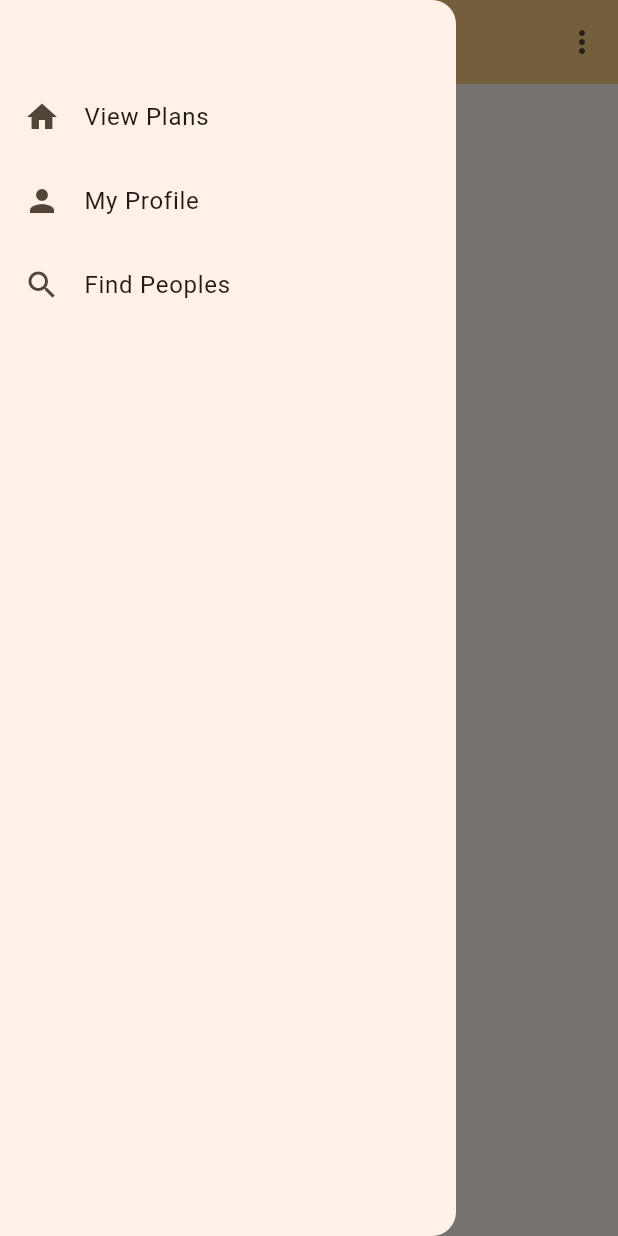
After one commit to janicethomas/TravelBuddy, a Flutter app: the ViewPlans screen opened by its route, with the side drawer open, on a phone screen of 412 x 824 dp. The commit adds this screen. Run offline on Flutter 3.47's test engine with Material 2 defaults, Android fonts, the phone set to English and light mode, and no system bars; our stand-ins replace firebase_auth, firebase_core; accounts and stored records are empty; network calls fail.

Commit message:
created popup_menu and app_drawer

```diff
--- /dev/null
+++ b/lib/app_drawer.dart
@@ -0,0 +1,46 @@
+import 'package:flutter/material.dart';
+import 'package:mynotes/routes.dart';
+
+class appDrawer extends StatelessWidget {
+  const appDrawer({Key? key}) : super(key: key);
+
+  @override
+  Widget build(BuildContext context) {
+    return Drawer(
+      child: SingleChildScrollView(
+          child:Container(
+              margin:EdgeInsets.only(top:50),
+              child:Column(children: <Widget>[
+
+                ListTile(
+                    leading:Icon(Icons.home),
+                    title: const Text("View Plans"),
+                    onTap:(){
+                      Navigator.of(context).pushNamed(viewPlansRoute);
+                    }
+                ),
+
+                ListTile(
+                    leading:Icon(Icons.person),
+                    title:Text("My Profile"),
+                    onTap:(){
+                      // My Pfofile button action
+                    }
+                ),
+
+                ListTile(
+                    leading:Icon(Icons.search),
+                    title:Text("Find Peoples"),
+                    onTap:(){
+                      // Find peoples button action
+                    }
+                )
+
+                //add more drawer menu here
+
+              ],)
+          )
+      ),
+    );
+  }
+}
--- /dev/null
+++ b/lib/popup_menu.dart
@@ -0,0 +1,62 @@
+import 'package:firebase_auth/firebase_auth.dart';
+import 'package:flutter/material.dart';
+import 'dart:developer' as devtools show log;
+
+enum MenuAction {logout}
+
+class popupMenu extends StatelessWidget {
+  const popupMenu({Key? key}) : super(key: key);
+
+  @override
+  Widget build(BuildContext context) {
+    return PopupMenuButton<MenuAction>(
+      onSelected: (value) async {
+        switch (value) {
+          case MenuAction.logout:
+            final shouldLogout = await showLogoutDialog(context);
+            devtools.log(shouldLogout.toString());
+            if (shouldLogout) {
+              await FirebaseAuth.instance.signOut();
+              Navigator.of(context).pushNamedAndRemoveUntil(
+                '/login/',
+                    (route) => false,
+              );
+            }
+        }
+      },
+      itemBuilder: (context) {
+        return const[
+          PopupMenuItem(
+            value: MenuAction.logout,
+            child: Text("Logout"),
+          )];
+      },
+    );
+  }
+}
+
+Future<bool> showLogoutDialog(BuildContext context) {
+  return showDialog<bool>(
+    context: context,
+    builder: (context) {
+      return AlertDialog(
+        title: const Text("Sign out"),
+        content: const Text("Are you sure you want to sign out?"),
+        actions: [
+          TextButton(
+            onPressed: () {
+              Navigator.of(context).pop(false);
+            },
+            child: const Text('Cancel'),
+          ),
+          TextButton(
+            onPressed: () {
+              Navigator.of(context).pop(true);
+            },
+            child: const Text('Log out'),
+          ),
+        ],
+      );
+    },
+  ).then((value) =>value ?? false);
+}
--- a/lib/routes.dart
+++ b/lib/routes.dart
@@ -1,4 +1,5 @@
 const loginRoute = '/login/';
 const registerRoute = '/register/';
-const notesRoute = '/notes/';
+// const notesRoute = '/notes/';
 const verifyEmailRoute = '/verify-email/';
+const viewPlansRoute = '/view-plans/';
--- a/lib/views/login_view.dart
+++ b/lib/views/login_view.dart
@@ -71,7 +71,8 @@ class _LoginViewState extends State<LoginView> {
                     final user = FirebaseAuth.instance.currentUser;
                     if (user?.emailVerified ?? false) {
                       Navigator.of(context).pushNamedAndRemoveUntil(
-                        notesRoute,
+                        // notesRoute,
+                        viewPlansRoute,
                             (route) => false,
                       );
                     } else {
--- /dev/null
+++ b/lib/views/view_plans.dart
@@ -0,0 +1,29 @@
+import 'package:firebase_auth/firebase_auth.dart';
+import 'package:flutter/material.dart';
+import 'package:mynotes/popup_menu.dart';
+import 'package:mynotes/app_drawer.dart';
+import 'dart:developer' as devtools show log;
+
+import 'package:mynotes/main.dart';
+
+enum MenuAction { logout }
+
+class ViewPlans extends StatefulWidget {
+  const ViewPlans({Key? key}) : super(key: key);
+
+  @override
+  State<ViewPlans> createState() => _ViewPlansState();
+}
+
+class _ViewPlansState extends State<ViewPlans> {
+  @override
+  Widget build(BuildContext context) {
+    return Scaffold(
+        appBar: AppBar(
+          title: const Text('View Plans'),
+          actions: const [popupMenu()],
+        ),
+        drawer: const appDrawer(),
+        body: const Text('Hello'));
+  }
+}
```
Also changed, not shown: lib/main.dart (+75 -72 lines), lib/views/show_groups.dart (deleted).
